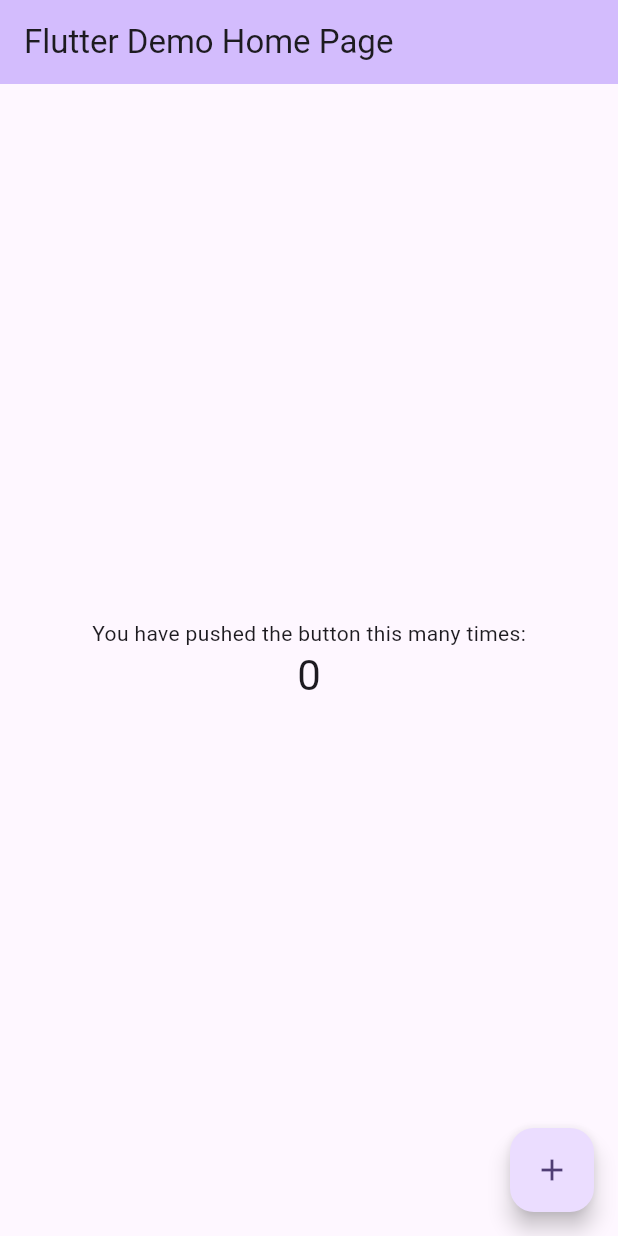
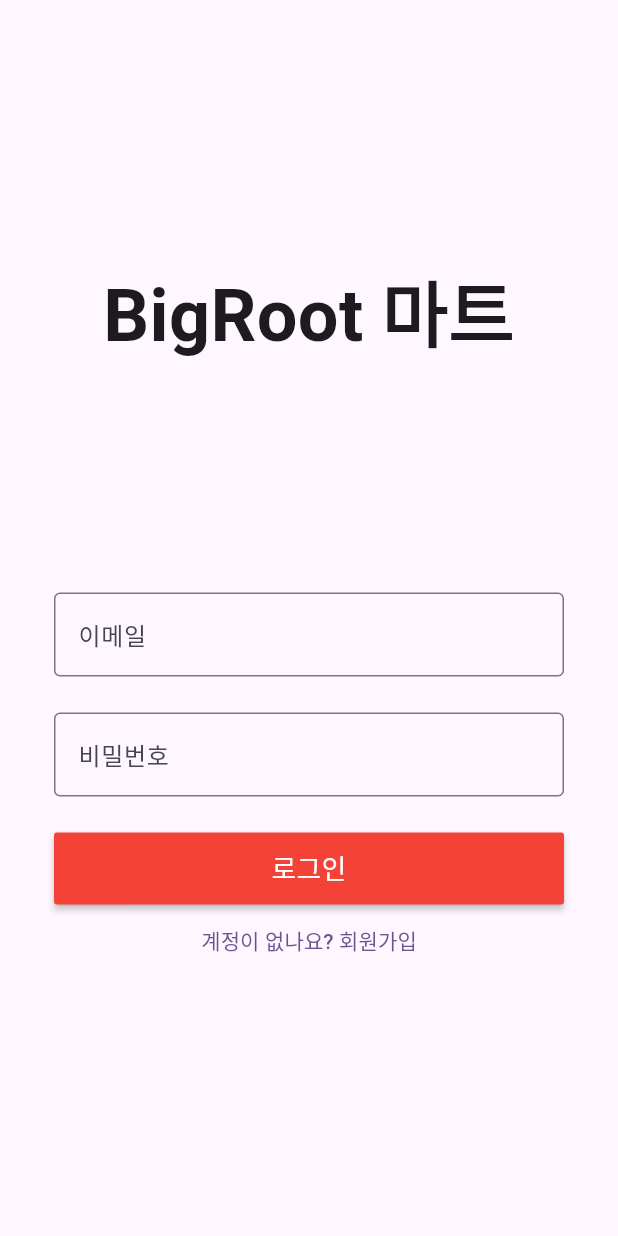
Before and after one commit to Choi-Big-Root/big_root_market, a Flutter app: the screen it shows after launch, on a phone screen of 412 x 824 dp. Run offline on Flutter 3.47's test engine with Material 3 defaults, Android fonts, the light colour scheme and no system bars; our stand-ins replace flutter_dotenv, supabase_flutter; accounts and stored records are empty.

Commit message:
[20250320] login 화면 ui만 작업
아직 미완성입니다.

```diff
--- /dev/null
+++ b/lib/login/login_screen.dart
@@ -0,0 +1,85 @@
+import 'package:flutter/material.dart';
+
+class LoginScreen extends StatefulWidget {
+  const LoginScreen({super.key});
+
+  @override
+  State<LoginScreen> createState() => _LoginScreenState();
+}
+
+class _LoginScreenState extends State<LoginScreen> {
+  final _formKey = GlobalKey<FormState>();
+  final TextEditingController emailTextEditingController =
+      TextEditingController();
+  final TextEditingController pwdTextEditingController =
+      TextEditingController();
+
+  @override
+  Widget build(BuildContext context) {
+    return Scaffold(
+      body: Column(
+        mainAxisAlignment: MainAxisAlignment.center,
+        children: [
+          const Text(
+            'BigRoot 마트',
+            style: TextStyle(fontSize: 48, fontWeight: FontWeight.bold),
+          ),
+          const SizedBox(height: 150),
+          Padding(
+            padding: const EdgeInsets.symmetric(horizontal: 36),
+            child: Form(
+              key: _formKey,
+              child: Column(
+                children: [
+                  TextFormField(
+                    controller: emailTextEditingController,
+                    decoration: const InputDecoration(
+                      labelText: '이메일',
+                      hintText: '이메일',
+                      border: OutlineInputBorder(),
+                    ),
+                    validator: (value) {
+                      if (value == null || value.isEmpty){ return '이메일을 입력 하세요.';}
+                      if (value.contains('@')){return '이메일 형식이 아닙니다.';}
+                      return null; // 정상일경우 로직은 아직 대기.
+                    },
+                  ),
+                  const SizedBox(height: 24),
+                  TextFormField(
+                    controller: pwdTextEditingController,
+                    decoration: const InputDecoration(
+                      labelText: '비밀번호',
+                      hintText: '비밀번호',
+                      border: OutlineInputBorder(),
+                    ),
+                    validator: (value) {
+                      if (value == null || value.isEmpty) {
+                        return '비밀번호를 입력 하세요.';
+                      }
+                      return null;
+                    },
+                  ),
+                ],
+              ),
+            ),
+          ),
+          const SizedBox(height: 24,),
+          Padding(
+            padding: const EdgeInsets.symmetric(horizontal: 36),
+            child: MaterialButton(
+              onPressed: () {},
+              color: Colors.red,
+              minWidth: double.infinity,
+              height: 48,
+              child: const Text(
+                '로그인',
+                style: TextStyle(color: Colors.white, fontSize: 18),
+              ),
+            ),
+          ),
+          TextButton(onPressed: () {}, child: const Text('계정이 없나요? 회원가입')),
+        ],
+      ),
+    );
+  }
+}
--- a/lib/main.dart
+++ b/lib/main.dart
@@ -1,3 +1,4 @@
+import 'package:big_root_market/login/login_screen.dart';
 import 'package:flutter/material.dart';
 import 'package:flutter_dotenv/flutter_dotenv.dart';
 import 'package:supabase_flutter/supabase_flutter.dart';
@@ -20,57 +21,12 @@ class MyApp extends StatelessWidget {
   @override
   Widget build(BuildContext context) {
     return MaterialApp(
+      debugShowCheckedModeBanner: false,
       title: 'Flutter Demo',
       theme: ThemeData(
         colorScheme: ColorScheme.fromSeed(seedColor: Colors.deepPurple),
       ),
-      home: const MyHomePage(title: 'Flutter Demo Home Page'),
+      home: const LoginScreen(),
     );
   }
 }
-
-class MyHomePage extends StatefulWidget {
-  const MyHomePage({super.key, required this.title});
-
-  final String title;
-
-  @override
-  State<MyHomePage> createState() => _MyHomePageState();
-}
-
-class _MyHomePageState extends State<MyHomePage> {
-  int _counter = 0;
-
-  void _incrementCounter() {
-    setState(() {
-      _counter++;
-    });
-  }
-
-  @override
-  Widget build(BuildContext context) {
-    return Scaffold(
-      appBar: AppBar(
-        backgroundColor: Theme.of(context).colorScheme.inversePrimary,
-        title: Text(widget.title),
-      ),
-      body: Center(
-        child: Column(
-          mainAxisAlignment: MainAxisAlignment.center,
-          children: <Widget>[
-            const Text('You have pushed the button this many times:'),
-            Text(
-              '$_counter',
-              style: Theme.of(context).textTheme.headlineMedium,
-            ),
-          ],
-        ),
-      ),
-      floatingActionButton: FloatingActionButton(
-        onPressed: _incrementCounter,
-        tooltip: 'Increment',
-        child: const Icon(Icons.add),
-      ),
-    );
-  }
-}
```
